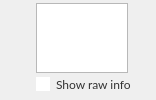
First picture: the form in src/MEGASync/stalled_issues/gui/linux/StalledIssueActionTitle.ui, repository meganz/MEGAsync, before the edit.
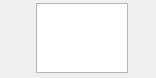
Second picture: the form after the edit. Custom widgets are drawn as their Qt base class.

Commit message: Change RawInfo checkbox for shortcut

```diff
--- a/src/MEGASync/stalled_issues/gui/linux/StalledIssueActionTitle.ui
+++ b/src/MEGASync/stalled_issues/gui/linux/StalledIssueActionTitle.ui
@@ -285,46 +285,6 @@
            </layout>
           </widget>
          </item>
-         <item>
-          <widget class="QWidget" name="checkContainer" native="true">
-           <property name="styleSheet">
-            <string notr="true">
-#rawInfoCheck
-{
-	font-family: Lato;
-    font-size: 12px;
-    line-height: 16px;
-    color: #333333;
-}
-
-QCheckBox::indicator::unchecked
-{
-    background-color: #FFFFFF;
-} </string>
-           </property>
-           <layout class="QVBoxLayout" name="verticalLayout_3">
-            <property name="leftMargin">
-             <number>36</number>
-            </property>
-            <property name="topMargin">
-             <number>3</number>
-            </property>
-            <property name="rightMargin">
-             <number>0</number>
-            </property>
-            <property name="bottomMargin">
-             <number>3</number>
-            </property>
-            <item>
-             <widget class="QCheckBox" name="rawInfoCheck">
-              <property name="text">
-               <string>Show raw info</string>
-              </property>
-             </widget>
-            </item>
-           </layout>
-          </widget>
-         </item>
          <item>
           <widget class="QWidget" name="extraInfoContainer" native="true">
            <layout class="QVBoxLayout" name="extraInfoLayout">
```
The commit also changes 10 other files.
